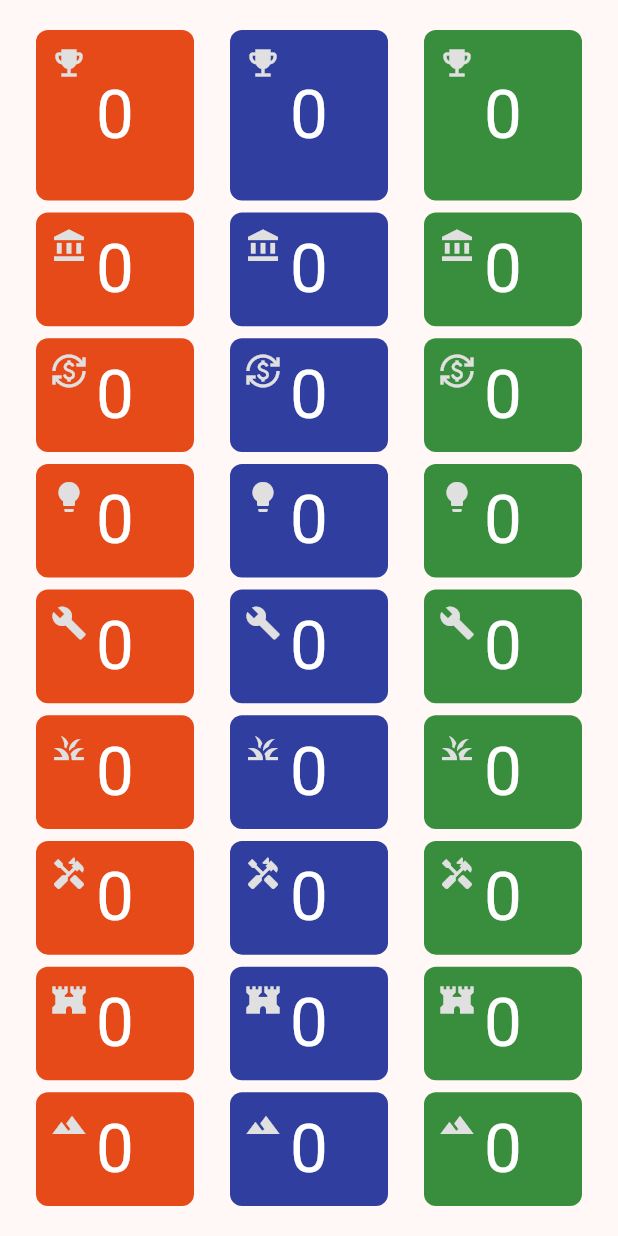
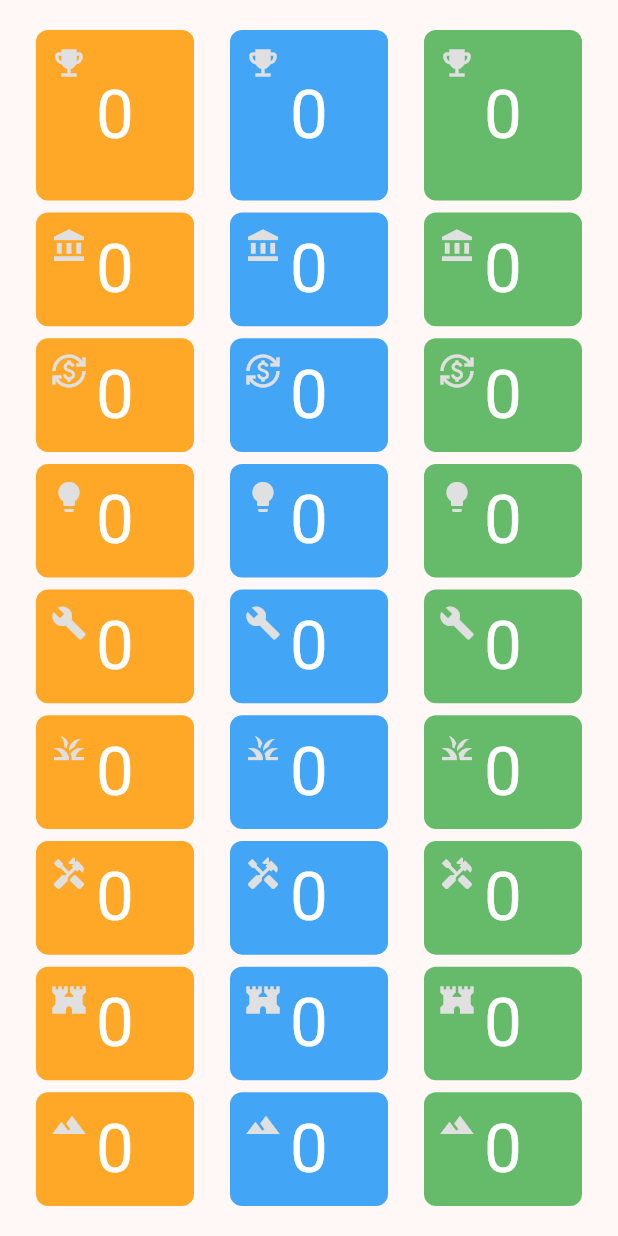
Before and after one commit to tamura2004/foh_score, a Flutter app: the screen it shows after launch, on a phone screen of 412 x 824 dp. Run offline on Flutter 3.47's test engine with Material 2 defaults, Android fonts, the phone set to English and light mode, and no system bars.

Commit message:
Fix color

```diff
--- a/lib/main.dart
+++ b/lib/main.dart
@@ -73,9 +73,9 @@ class MyApp extends StatelessWidget {
 
 class MyAppState extends ChangeNotifier {
   List<Player> players = [
-    Player(Colors.deepOrange.shade700),
-    Player(Colors.indigo.shade700),
-    Player(Colors.green.shade700),
+    Player(Colors.orange.shade400),
+    Player(Colors.blue.shade400),
+    Player(Colors.green.shade400),
   ];
   void incrementAbility(int i, Ability ability) {
     players[i].incrementAbility(ability);
@@ -140,30 +140,59 @@ class MyHomePage extends StatelessWidget {
   }
 }
 
-class ScoreButton extends StatelessWidget {
+enum Direction { left, right}
+
+class ScoreButton extends StatefulWidget {
   const ScoreButton({
     super.key,
     required this.width,
     required this.height,
     required this.onTap,
+    required this.direction,
   });
 
   final double width;
   final double height;
   final VoidCallback onTap;
+  final Direction direction;
 
+  @override
+  State<ScoreButton> createState() => _ScoreButtonState();
+}
+
+class _ScoreButtonState extends State<ScoreButton> {
+  double _opacity = 0.0;
   @override
   Widget build(BuildContext context) {
     return InkWell(
-      onTap: onTap,
-      child: Opacity(
-        opacity: 0,
+      onTap: widget.onTap,
+      onTapDown: (_) {
+        setState(() {
+          _opacity = 0.4;
+        });
+      },
+      onTapUp: (_) {
+        setState(() {
+          _opacity = 0.0;
+        });
+      },
+      child: AnimatedOpacity(
+        duration: Duration(milliseconds: 10),
+        opacity: _opacity,
         child: Container(
-          width: width,
-          height: height,
+          width: widget.width,
+          height: widget.height,
           decoration: BoxDecoration(
-            color: Colors.blue,
-            borderRadius: BorderRadius.circular(8),
+            color: Colors.black,
+            borderRadius: widget.direction == Direction.left ?
+              BorderRadius.only(
+                topLeft: Radius.circular(8),
+                bottomLeft: Radius.circular(8),
+              ) :
+              BorderRadius.only(
+                topRight: Radius.circular(8),
+                bottomRight: Radius.circular(8),
+              )
           ),
         ),
       ),
@@ -226,6 +255,7 @@ class ScorePanel extends StatelessWidget {
           width: width / 2,
           height: height,
           onTap: onTapLeft,
+          direction: Direction.left,
         ),
       ),
       Positioned(
@@ -234,6 +264,7 @@ class ScorePanel extends StatelessWidget {
           width: width / 2,
           height: height,
           onTap: onTapRight,
+          direction: Direction.right,
         ),
       ),
     ]);
```
Also changed, not shown: 23 other files.
